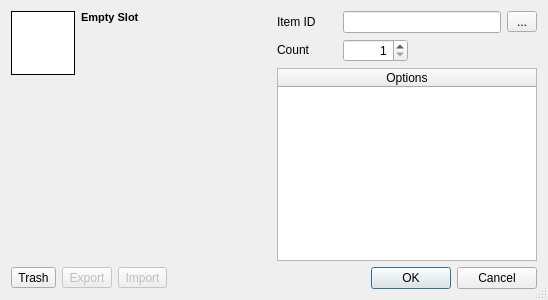
The window that starcheat/templates/ItemEdit.ui (wizzomafizzo/starcheat) describes before a commit, drawn with Qt 5.
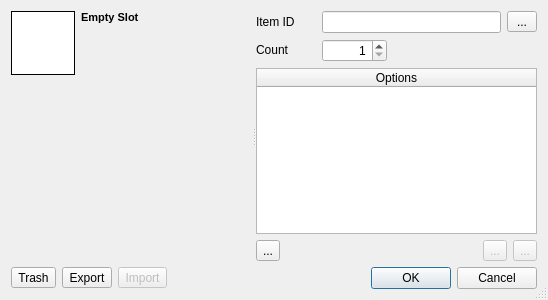
The same window after the commit. Icons and pictures are not drawn.

Commit message: Update REAME and a bunch of GUI tweaks

```diff
--- a/starcheat/templates/ItemEdit.ui
+++ b/starcheat/templates/ItemEdit.ui
@@ -27,8 +27,11 @@
   </property>
   <layout class="QVBoxLayout" name="verticalLayout_2">
    <item>
-    <layout class="QHBoxLayout" name="horizontalLayout_4">
-     <item>
+    <widget class="QSplitter" name="splitter">
+     <property name="orientation">
+      <enum>Qt::Horizontal</enum>
+     </property>
+     <widget class="QWidget" name="">
       <layout class="QGridLayout" name="gridLayout_2">
        <item row="0" column="0">
         <widget class="QLabel" name="icon">
@@ -111,8 +114,8 @@
         </spacer>
        </item>
       </layout>
-     </item>
-     <item>
+     </widget>
+     <widget class="QWidget" name="">
       <layout class="QVBoxLayout" name="verticalLayout">
        <item>
         <layout class="QGridLayout" name="gridLayout">
@@ -266,9 +269,74 @@
          </column>
         </widget>
        </item>
+       <item>
+        <layout class="QHBoxLayout" name="horizontalLayout_4">
+         <item>
+          <widget class="QToolButton" name="clear_options_button">
+           <property name="toolTip">
+            <string>Clear All Options</string>
+           </property>
+           <property name="text">
+            <string>...</string>
+           </property>
+           <property name="icon">
+            <iconset resource="../resources.qrc">
+             <normaloff>:/starcheat/images/icons/glyphicons_halflings_082_remove-sign.png</normaloff>:/starcheat/images/icons/glyphicons_halflings_082_remove-sign.png</iconset>
+           </property>
+          </widget>
+         </item>
+         <item>
+          <spacer name="horizontalSpacer">
+           <property name="orientation">
+            <enum>Qt::Horizontal</enum>
+           </property>
+           <property name="sizeHint" stdset="0">
+            <size>
+             <width>40</width>
+             <height>20</height>
+            </size>
+           </property>
+          </spacer>
+         </item>
+         <item>
+          <widget class="QToolButton" name="remove_option_button">
+           <property name="enabled">
+            <bool>false</bool>
+           </property>
+           <property name="toolTip">
+            <string>Clear Selected Option</string>
+           </property>
+           <property name="text">
+            <string>...</string>
+           </property>
+           <property name="icon">
+            <iconset resource="../resources.qrc">
+             <normaloff>:/starcheat/images/icons/glyphicons_halflings_081_minus-sign.png</normaloff>:/starcheat/images/icons/glyphicons_halflings_081_minus-sign.png</iconset>
+           </property>
+          </widget>
+         </item>
+         <item>
+          <widget class="QToolButton" name="add_option_button">
+           <property name="enabled">
+            <bool>false</bool>
+           </property>
+           <property name="toolTip">
+            <string>Add New Option</string>
+           </property>
+           <property name="text">
+            <string>...</string>
+           </property>
+           <property name="icon">
+            <iconset resource="../resources.qrc">
+             <normaloff>:/starcheat/images/icons/glyphicons_halflings_080_plus-sign.png</normaloff>:/starcheat/images/icons/glyphicons_halflings_080_plus-sign.png</iconset>
+           </property>
+          </widget>
+         </item>
+        </layout>
+       </item>
       </layout>
-     </item>
-    </layout>
+     </widget>
+    </widget>
    </item>
    <item>
     <layout class="QHBoxLayout" name="horizontalLayout_3">
@@ -288,7 +356,10 @@
        <item>
         <widget class="QToolButton" name="export_button">
          <property name="enabled">
-          <bool>false</bool>
+          <bool>true</bool>
+         </property>
+         <property name="toolTip">
+          <string>Export Item To A File</string>
          </property>
          <property name="text">
           <string>Export</string>
```
Left out of the diff: 12 changed lines with no effect on the pictures. The commit also changes 5 other files.
